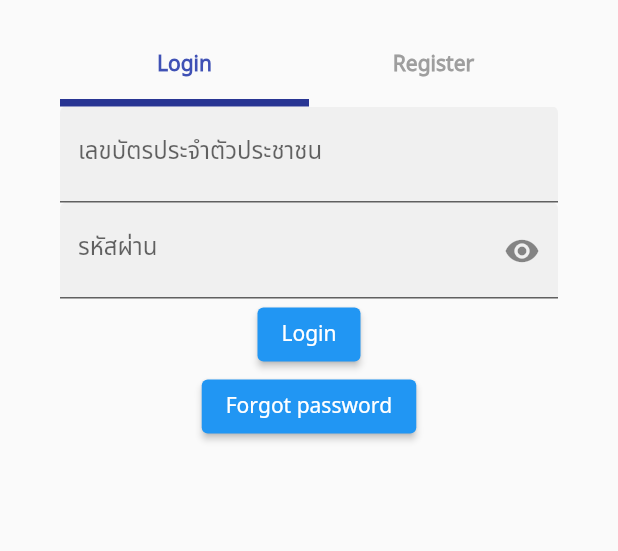
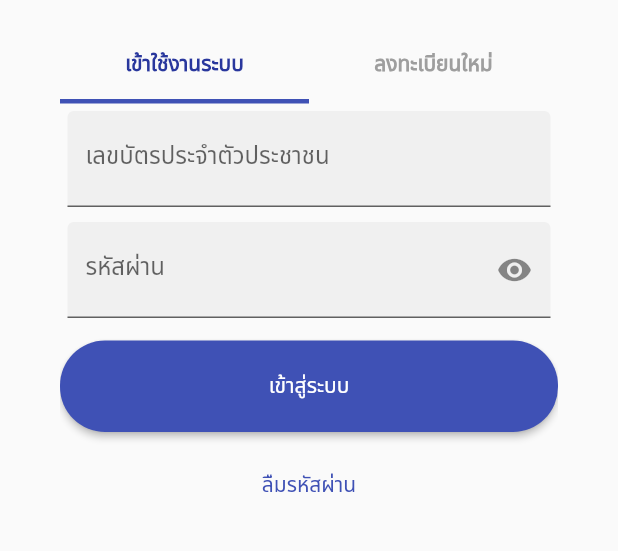
Before and after one commit to mophos/flutter_demo_kyc, a Flutter app: the screen it shows after launch, on a phone screen of 412 x 824 dp, the part 324-875 px from its top. Run offline on Flutter 3.47's test engine with Material 2 defaults, Android fonts, the phone set to English and light mode, and no system bars.

Commit message:
updatet theme color

```diff
--- /dev/null
+++ b/lib/color.dart
@@ -0,0 +1,27 @@
+import 'package:flutter/material.dart';
+
+class MyMophColor {
+  static const MaterialColor mymophpalette =
+      MaterialColor(_mymophpalettePrimaryValue, <int, Color>{
+    50: Color(0xFFE8EAF6),
+    100: Color(0xFFC5CBE9),
+    200: Color(0xFF9FA8DA),
+    300: Color(0xFF7985CB),
+    400: Color(0xFF5C6BC0),
+    500: Color(_mymophpalettePrimaryValue),
+    600: Color(0xFF394AAE),
+    700: Color(0xFF3140A5),
+    800: Color(0xFF29379D),
+    900: Color(0xFF1B278D),
+  });
+  static const int _mymophpalettePrimaryValue = 0xFF3F51B5;
+
+  static const MaterialColor mymophpaletteAccent =
+      MaterialColor(_mymophpaletteAccentValue, <int, Color>{
+    100: Color(0xFFC6CBFF),
+    200: Color(_mymophpaletteAccentValue),
+    400: Color(0xFF606EFF),
+    700: Color(0xFF4757FF),
+  });
+  static const int _mymophpaletteAccentValue = 0xFF939DFF;
+}
--- a/lib/home.dart
+++ b/lib/home.dart
@@ -27,6 +27,7 @@ class _HomePageState extends State<HomePage> {
           ),
           Container(
             margin: EdgeInsets.symmetric(vertical: 20, horizontal: 40),
+            // padding: EdgeInsets.all(20),
             child: Column(
               crossAxisAlignment: CrossAxisAlignment.stretch,
               children: [
@@ -40,30 +41,36 @@ class _HomePageState extends State<HomePage> {
                           child: TabBar(
                             tabs: [
                               Tab(
-                                text: 'Login',
+                                text: 'เข้าใช้งานระบบ',
                               ),
                               Tab(
-                                text: 'Register',
+                                text: 'ลงทะเบียนใหม่',
                               )
                             ],
-                            indicatorWeight: 5,
-                            indicatorColor: Colors.indigo[800],
+                            indicatorWeight: 3,
+                            // indicatorColor: Colors.indigo[800],
                           ),
                         ), // Tabbar
                         Container(
                           height: 400,
+                          // padding: EdgeInsets.all(10),
                           child: TabBarView(
                             children: [
                               Container(
                                   child: Column(
                                 children: [
-                                  TextFormField(
+                                  Padding(
+                                    padding: const EdgeInsets.all(5),
+                                    child: TextFormField(
                                       decoration: InputDecoration(
                                           filled: true,
                                           label: Text('เลขบัตรประจำตัวประชาชน'),
                                           hintText: 'ระบุเลข 13 หลัก'),
                                     ),
-                                  TextFormField(
+                                  ),
+                                  Padding(
+                                    padding: const EdgeInsets.all(5),
+                                    child: TextFormField(
                                       obscureText: showPassword,
                                       decoration: InputDecoration(
                                           filled: true,
@@ -78,19 +85,51 @@ class _HomePageState extends State<HomePage> {
                                             },
                                           ),
                                           label: Text('รหัสผ่าน'),
-                                        hintText: '****'),
+                                          hintText: ''),
                                     ),
-                                  ElevatedButton(
-                                      onPressed: () {}, child: Text("Login")),
-                                  ElevatedButton(
+                                  ),
+                                  SizedBox(
+                                    height: 10,
+                                  ),
+                                  Row(
+                                    children: [
+                                      Expanded(
+                                        child: ElevatedButton(
+                                            style: ElevatedButton.styleFrom(
+                                                padding: EdgeInsets.all(20),
+                                                shape: RoundedRectangleBorder(
+                                                    borderRadius:
+                                                        BorderRadius.circular(
+                                                            30))),
                                             onPressed: () {},
-                                      child: Text("Forgot password")),
+                                            child: Text("เข้าสู่ระบบ")),
+                                      ),
+                                    ],
+                                  ),
+                                  SizedBox(
+                                    height: 5,
+                                  ),
+                                  Row(
+                                    children: [
+                                      Expanded(
+                                        child: TextButton(
+                                            style: TextButton.styleFrom(
+                                                padding: EdgeInsets.all(20),
+                                                shape: RoundedRectangleBorder(
+                                                    borderRadius:
+                                                        BorderRadius.circular(
+                                                            20))),
+                                            onPressed: () {},
+                                            child: Text("ลืมรหัสผ่าน")),
+                                      ),
+                                    ],
+                                  ),
                                 ],
                               )),
                               Container(
                                   child: Column(
                                 children: [
-                                  Text('Register'),
+                                  Text('ลงทะเบียน'),
                                 ],
                               ))
                             ],
--- a/lib/main.dart
+++ b/lib/main.dart
@@ -1,4 +1,5 @@
 import 'package:flutter/material.dart';
+import 'package:my_moph/color.dart';
 import 'package:my_moph/home.dart';
 
 void main() {
@@ -15,13 +16,12 @@ class Main extends StatelessWidget {
       debugShowCheckedModeBanner: false,
       theme: ThemeData(
           fontFamily: 'NotoSans',
-          primaryColor: Colors.indigo,
+          primarySwatch: MyMophColor.mymophpalette,
           tabBarTheme: TabBarTheme(
-              labelColor: Colors.indigo,
-              labelStyle:
-                  TextStyle(color: Colors.indigo, fontWeight: FontWeight.bold),
-              unselectedLabelStyle:
-                  TextStyle(fontWeight: FontWeight.bold, color: Colors.grey)),
+              labelColor: MyMophColor.mymophpalette.shade800,
+              labelStyle: TextStyle(fontWeight: FontWeight.bold),
+              unselectedLabelColor: Colors.grey,
+              unselectedLabelStyle: TextStyle(fontWeight: FontWeight.bold)),
           floatingActionButtonTheme:
               FloatingActionButtonThemeData(backgroundColor: Colors.pink),
           appBarTheme: AppBarTheme(backgroundColor: Colors.pink)),
```
Lines whose indentation alone changed are shown as unchanged.
